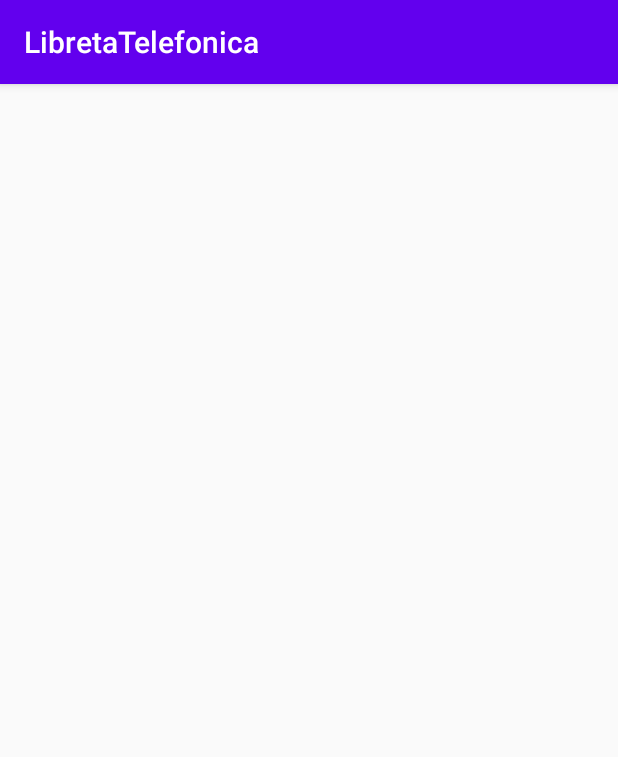
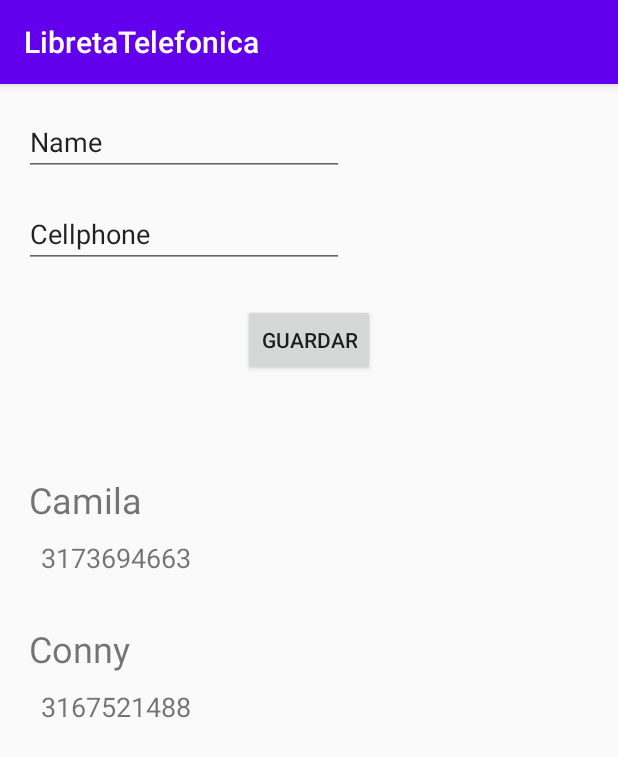
Before and after one commit to camilaleniss/apps-moviles, an Android app: the screen it shows after launch (MainActivity), on a phone screen of 412 x 824 dp. Shown: the top 757 px of the screen. Run offline under Robolectric (Android 15) with nearby library versions, the phone set to English and light mode, and no system bars.

Commit message:
Add functions to update contacts list

```diff
--- a/LibretaTelefonica/app/src/main/java/com/example/libretatelefonica/ContactView.java
+++ b/LibretaTelefonica/app/src/main/java/com/example/libretatelefonica/ContactView.java
@@ -14,7 +14,34 @@ public class ContactView extends RecyclerView.ViewHolder {
 
     public ContactView(ConstraintLayout root){
         super(root);
+
+        this.root = root;
+
+        txtNombre = root.findViewById(R.id.txtName);
+        txtTelefono = root.findViewById(R.id.txtCellphone);
     }
 
+    public ConstraintLayout getRoot() {
+        return root;
+    }
 
+    public void setRoot(ConstraintLayout root) {
+        this.root = root;
+    }
+
+    public TextView getTxtNombre() {
+        return txtNombre;
+    }
+
+    public void setTxtNombre(TextView txtNombre) {
+        this.txtNombre = txtNombre;
+    }
+
+    public TextView getTxtTelefono() {
+        return txtTelefono;
+    }
+
+    public void setTxtTelefono(TextView txtTelefono) {
+        this.txtTelefono = txtTelefono;
+    }
 }
--- a/LibretaTelefonica/app/src/main/java/com/example/libretatelefonica/ContactsAdapter.java
+++ b/LibretaTelefonica/app/src/main/java/com/example/libretatelefonica/ContactsAdapter.java
@@ -9,6 +9,7 @@ import androidx.constraintlayout.widget.ConstraintLayout;
 import androidx.recyclerview.widget.RecyclerView;
 
 import java.util.ArrayList;
+import java.util.UUID;
 
 public class ContactsAdapter extends RecyclerView.Adapter<ContactView> {
 
@@ -16,15 +17,20 @@ public class ContactsAdapter extends RecyclerView.Adapter<ContactView> {
 
     public ContactsAdapter(){
         contacts = new ArrayList<Contact>();
+
+        contacts.add(new Contact(UUID.randomUUID().toString(), "Camila", "3173694663"));
+        contacts.add(new Contact(UUID.randomUUID().toString(), "Conny", "3167521488"));
     }
 
     public void addContact(Contact contact){
         contacts.add(contact);
+        this.notifyDataSetChanged();
     }
 
     @NonNull
     @Override
     public ContactView onCreateViewHolder(@NonNull ViewGroup parent, int viewType) {
+        // Here it generates de view of a item of the list view
         //XML -> View
         LayoutInflater inflater = LayoutInflater.from(parent.getContext());
         View row = inflater.inflate(R.layout.contactrow, null);
@@ -36,7 +42,8 @@ public class ContactsAdapter extends RecyclerView.Adapter<ContactView> {
 
     @Override
     public void onBindViewHolder(@NonNull ContactView holder, int position) {
-
+        holder.getTxtNombre().setText(contacts.get(position).getNombre());
+        holder.getTxtTelefono().setText(contacts.get(position).getTelefono());
     }
 
     @Override
--- a/LibretaTelefonica/app/src/main/java/com/example/libretatelefonica/MainActivity.java
+++ b/LibretaTelefonica/app/src/main/java/com/example/libretatelefonica/MainActivity.java
@@ -5,12 +5,21 @@ import androidx.recyclerview.widget.LinearLayoutManager;
 import androidx.recyclerview.widget.RecyclerView;
 
 import android.os.Bundle;
+import android.view.View;
+import android.widget.Button;
+import android.widget.EditText;
 
-public class MainActivity extends AppCompatActivity {
+import java.util.UUID;
+
+public class MainActivity extends AppCompatActivity implements View.OnClickListener {
 
     private RecyclerView viewListContacts;
     private LinearLayoutManager layoutManager;
     private ContactsAdapter adapter;
+
+    private EditText txtName;
+    private EditText txtCellphone;
+    private Button btnSave;
 
     @Override
     protected void onCreate(Bundle savedInstanceState) {
@@ -20,6 +29,12 @@ public class MainActivity extends AppCompatActivity {
         viewListContacts = findViewById(R.id.viesListContacts);
         viewListContacts.setHasFixedSize(true);
 
+        txtName = findViewById(R.id.txtName);
+        txtCellphone = findViewById(R.id.txtCellphone);
+        btnSave = findViewById(R.id.btnSave);
+
+        btnSave.setOnClickListener(this);
+
         layoutManager = new LinearLayoutManager(this);
         viewListContacts.setLayoutManager(layoutManager);
 
@@ -28,4 +43,14 @@ public class MainActivity extends AppCompatActivity {
 
 
     }
+
+    @Override
+    public void onClick(View view) {
+        switch(view.getId()){
+            case R.id.btnSave:
+                Contact contact = new Contact(UUID.randomUUID().toString(), txtName.getText().toString(), txtCellphone.getText().toString());
+                adapter.addContact(contact);
+                break;
+        }
+    }
 }
--- a/LibretaTelefonica/app/src/main/res/layout/activity_main.xml
+++ b/LibretaTelefonica/app/src/main/res/layout/activity_main.xml
@@ -8,15 +8,47 @@
 
     <androidx.recyclerview.widget.RecyclerView
         android:id="@+id/viesListContacts"
-        android:layout_width="0dp"
-        android:layout_height="0dp"
+        android:layout_width="405dp"
+        android:layout_height="474dp"
         android:layout_marginStart="1dp"
-        android:layout_marginTop="1dp"
         android:layout_marginEnd="1dp"
-        android:layout_marginBottom="1dp"
         app:layout_constraintBottom_toBottomOf="parent"
         app:layout_constraintEnd_toEndOf="parent"
         app:layout_constraintStart_toStartOf="parent"
+        app:layout_constraintTop_toBottomOf="@+id/btnSave" />
+
+    <EditText
+        android:id="@+id/txtName"
+        android:layout_width="wrap_content"
+        android:layout_height="wrap_content"
+        android:layout_marginStart="16dp"
+        android:layout_marginTop="16dp"
+        android:ems="10"
+        android:inputType="textPersonName"
+        android:text="Name"
+        app:layout_constraintStart_toStartOf="parent"
         app:layout_constraintTop_toTopOf="parent" />
 
+    <EditText
+        android:id="@+id/txtCellphone"
+        android:layout_width="wrap_content"
+        android:layout_height="wrap_content"
+        android:layout_marginStart="16dp"
+        android:layout_marginTop="16dp"
+        android:ems="10"
+        android:inputType="textPersonName"
+        android:text="Cellphone"
+        app:layout_constraintStart_toStartOf="parent"
+        app:layout_constraintTop_toBottomOf="@+id/txtName" />
+
+    <Button
+        android:id="@+id/btnSave"
+        android:layout_width="wrap_content"
+        android:layout_height="wrap_content"
+        android:layout_marginTop="24dp"
+        android:text="Guardar"
+        app:layout_constraintEnd_toEndOf="parent"
+        app:layout_constraintStart_toStartOf="parent"
+        app:layout_constraintTop_toBottomOf="@+id/txtCellphone" />
+
 </androidx.constraintlayout.widget.ConstraintLayout>
```
